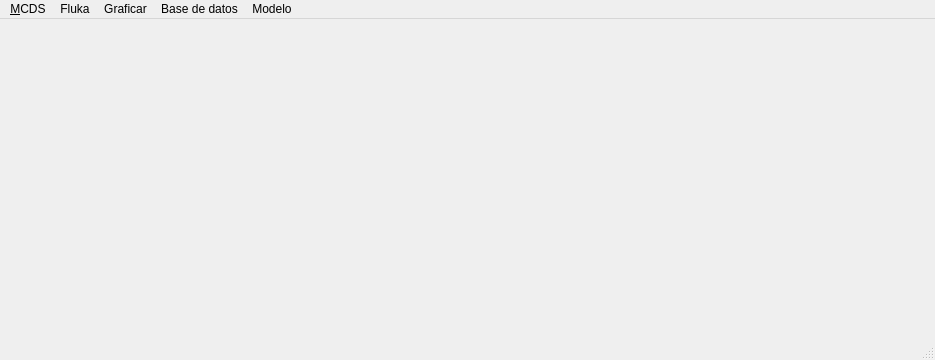
Qt form INTERFAZ/ventana_principal.ui (mpvalen/interfaz_grafica_adn) before a commit.
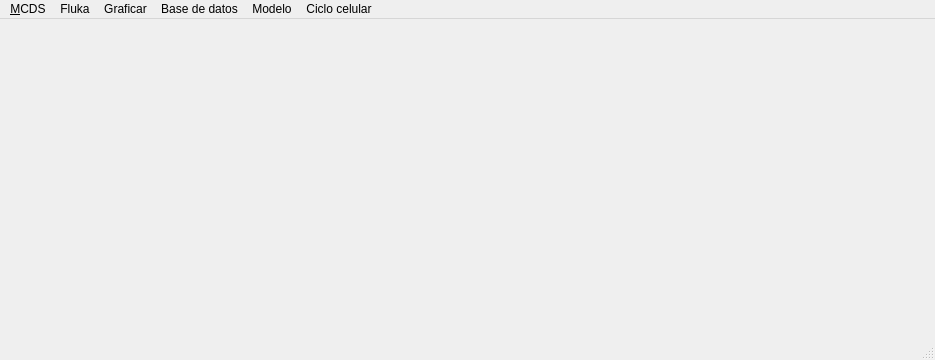
The same form after that commit.

```diff
--- a/INTERFAZ/ventana_principal.ui
+++ b/INTERFAZ/ventana_principal.ui
@@ -86,11 +86,19 @@
     </widget>
     <addaction name="menuWang_2018"/>
    </widget>
+   <widget class="QMenu" name="menuCiclo_celular">
+    <property name="title">
+     <string>Ciclo celular</string>
+    </property>
+    <addaction name="actionG1"/>
+    <addaction name="actionG2"/>
+   </widget>
    <addaction name="menu_Vista"/>
    <addaction name="menuFluka"/>
    <addaction name="menuGraficar"/>
    <addaction name="menuBase_de_datos"/>
    <addaction name="menuModelo"/>
+   <addaction name="menuCiclo_celular"/>
   </widget>
   <widget class="QStatusBar" name="statusbar"/>
   <action name="actionCelula">
```
Left out of the diff: 16 changed lines with no effect on the pictures.
